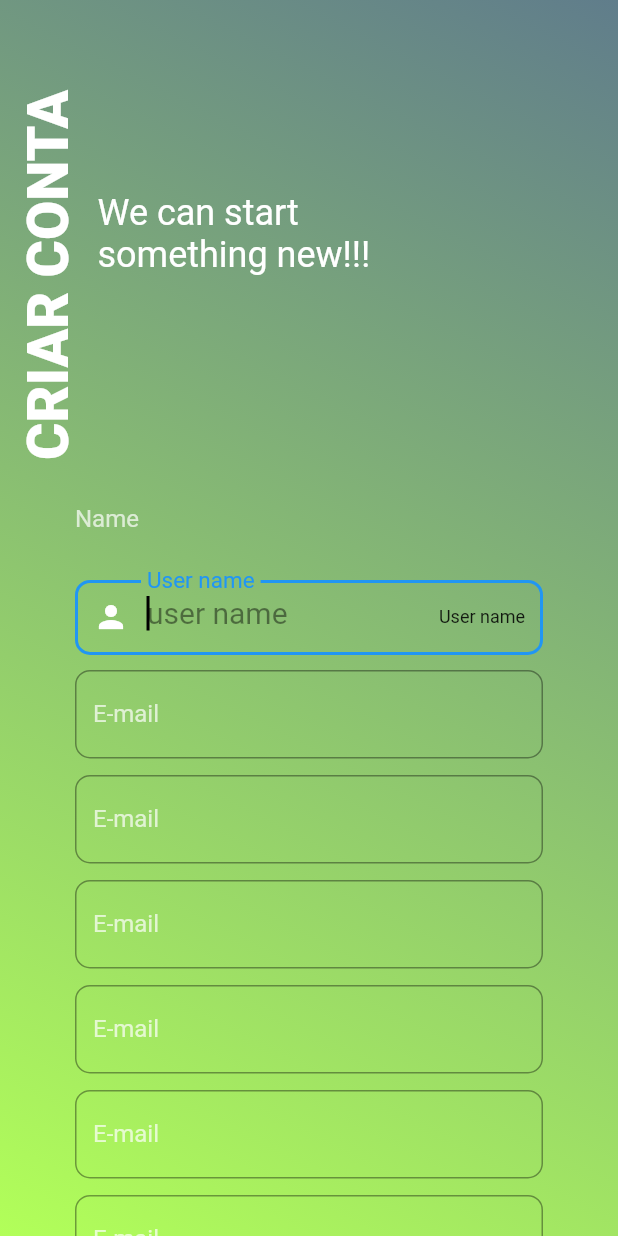
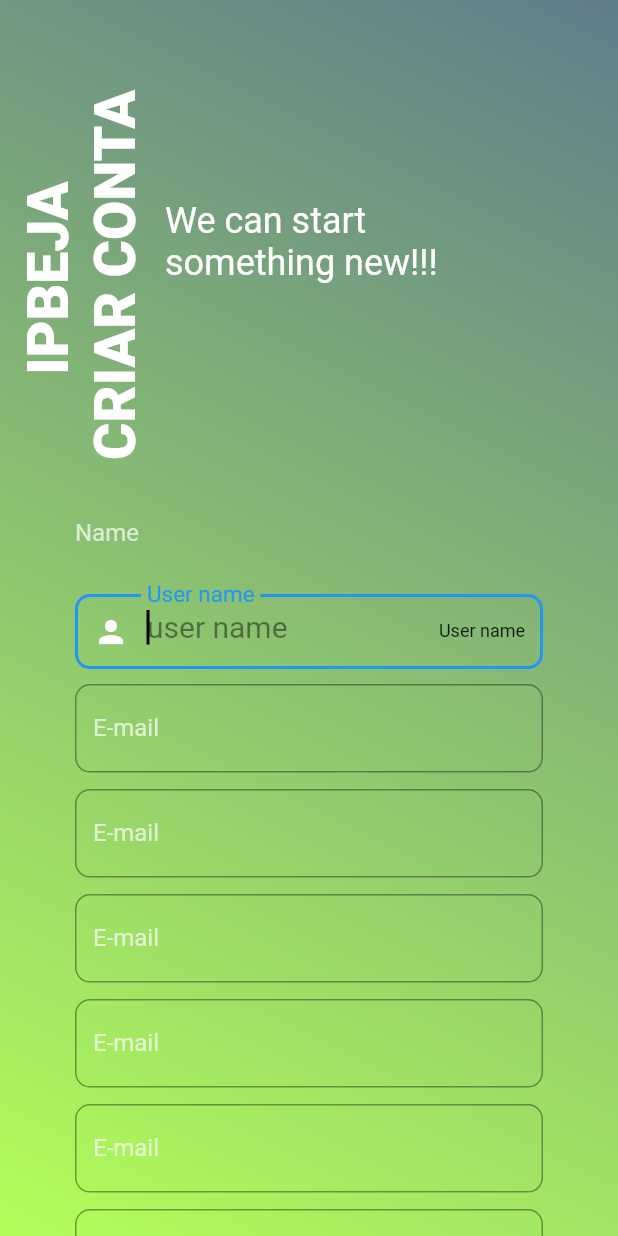
Before and after one commit to pauloALuis/PI, a Flutter app: the screen it shows after launch, after a tap on "CRIAR CONTA", on a phone screen of 412 x 824 dp. Run offline on Flutter 3.47's test engine with Material 2 defaults, Android fonts, the phone set to English and light mode, and no system bars; missing offline and left inert: navigation_dot_bar.

Commit message:
atualizei o botão back class OldUser e Back to regist da class Logine da class NewUser

```diff
--- a/app_pi/lib/view/widget/buttonNewUser.dart
+++ b/app_pi/lib/view/widget/buttonNewUser.dart
@@ -35,7 +35,7 @@ class _ButtonNewUserState extends State<ButtonNewUser> {
             mainAxisAlignment: MainAxisAlignment.center,
             children: <Widget>[
               Text(
-                'OK',
+                'CRIAR CONTA',
                 style: TextStyle(
                   color: Colors.lightBlueAccent,
                   fontSize: 14,
@@ -52,4 +52,9 @@ class _ButtonNewUserState extends State<ButtonNewUser> {
       ),
     );
   }
+
+
+
+
+
 }
--- a/app_pi/lib/view/widget/singup.dart
+++ b/app_pi/lib/view/widget/singup.dart
@@ -13,7 +13,7 @@ class _SingUpState extends State<SingUp> {
       child: RotatedBox(
           quarterTurns: -1,
           child: Text(
-            'CRIAR CONTA',
+            '\t\t\t\t\t\t IPBEJA \n CRIAR CONTA',
             style: TextStyle(
               color: Colors.white,
               fontSize: 38,
--- a/app_pi/lib/view/widget/userOld.dart
+++ b/app_pi/lib/view/widget/userOld.dart
@@ -5,7 +5,7 @@ class UserOld extends StatelessWidget {
   @override
   Widget build(BuildContext context) {
     return Padding(
-      padding: const EdgeInsets.only(top: 30, left: 30),
+      padding: const EdgeInsets.only(top: 30, left: 30 ,bottom: 10),
       child: Container(
         alignment: Alignment.topRight,
         //color: Colors.red,
@@ -13,12 +13,12 @@ class UserOld extends StatelessWidget {
         child: Row(
           children: <Widget>[
             Text(
-              'Já nos encontramos antes?',
+              'Já nos encontramos antes? ',
               style: TextStyle(
                 fontSize: 17,
-                fontWeight: FontWeight.w700,
+//                fontWeight: FontWeight.w700,
 
-                color: Colors.white70,
+                color: Colors.white,
               ),
             ),
             FlatButton(
@@ -27,8 +27,19 @@ class UserOld extends StatelessWidget {
                 Navigator.push(context,
                     MaterialPageRoute(builder: (context) => LoginPage()));
               },
-              child: Text(
-                ' Efetuar LOGIN',
+              child:  richText()
+            ),
+          ],
+        ),
+      ),
+    );
+  }
+
+
+
+  RichText   richText(){
+    /*Text(
+      'EFETUAR LOGIN',
       style: TextStyle(
         fontSize: 17,
         color: Colors.white,
@@ -36,11 +47,31 @@ class UserOld extends StatelessWidget {
 
       ),
       textAlign: TextAlign.right,
+    ),*/
+
+
+  return RichText(
+      text: TextSpan(
+      children: [
+      TextSpan(
+      text: "",
       ),
+      WidgetSpan(
+      child: Icon(Icons.arrow_back, size: 20, color: Colors.white,),
+      ),
+      TextSpan(
+      text: "EFETUAR LOGIN",
+        style: TextStyle(
+          fontSize: 17,
+          color: Colors.white,
+          fontWeight: FontWeight.w700,)
       ),
       ],
       ),
-      ),
   );
 }
+
+
+
+
 }
```
Lines whose indentation alone changed are shown as unchanged.
